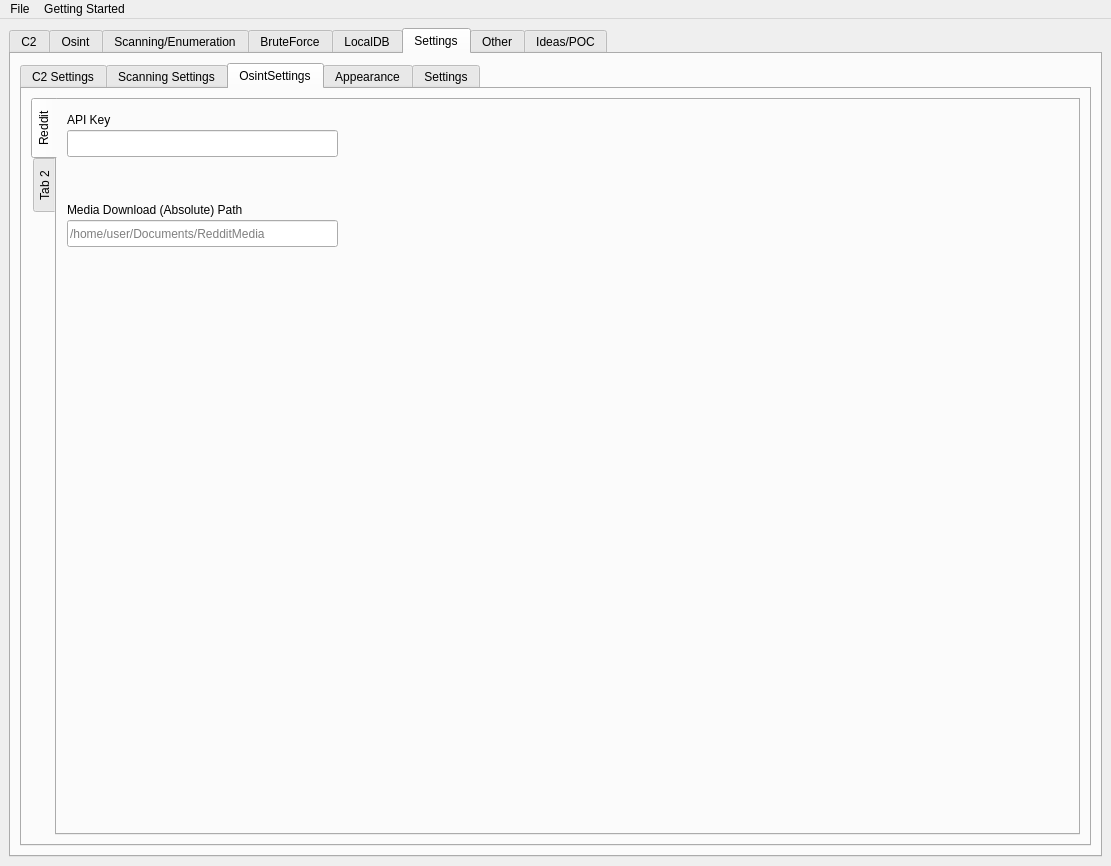
First picture: the form in gui.ui, repository ryanq47/WhisperNet, before the edit.
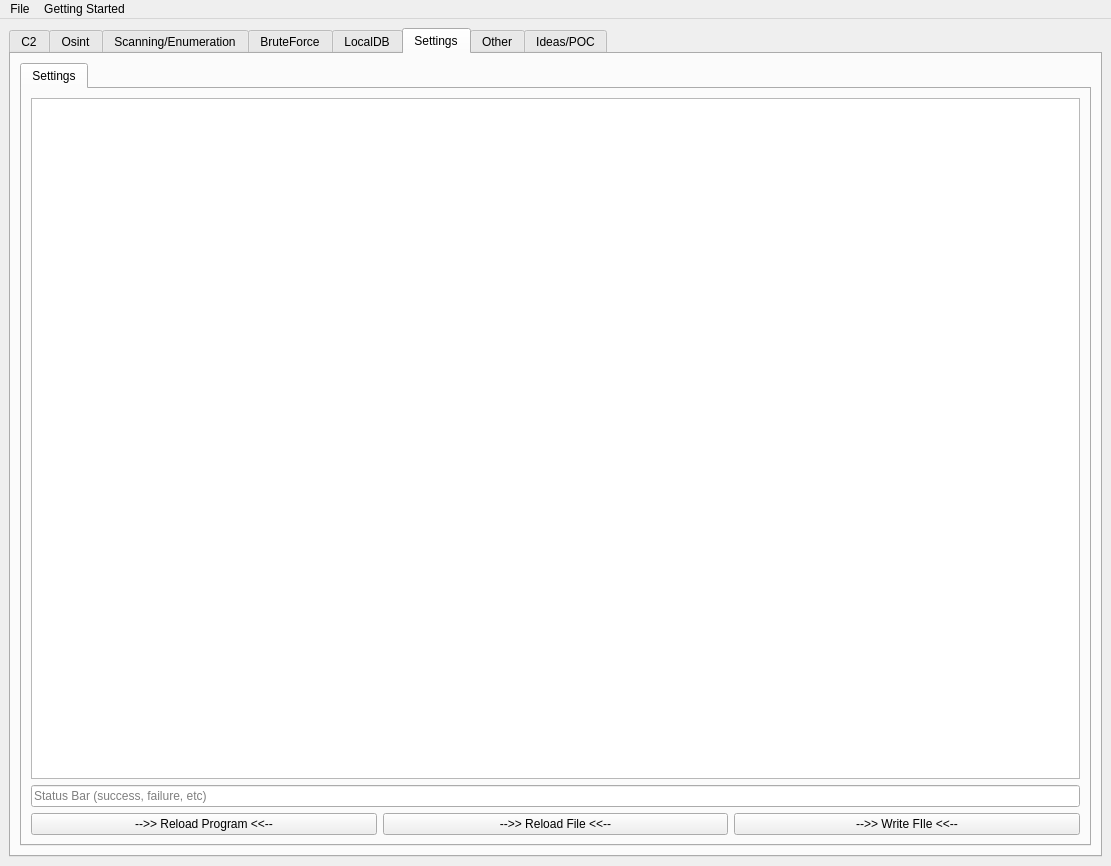
Second picture: the form after the edit. The open tabs and pages were chosen to show the change. Icons and pictures are not drawn.

Patch:
```diff
--- a/gui.ui
+++ b/gui.ui
@@ -3748,190 +3748,6 @@
           <property name="currentIndex">
            <number>4</number>
           </property>
-          <widget class="QWidget" name="tab_7">
-           <attribute name="title">
-            <string>C2 Settings</string>
-           </attribute>
-           <layout class="QGridLayout" name="gridLayout_11">
-            <item row="0" column="0">
-             <widget class="QLabel" name="label_2">
-              <property name="text">
-               <string>Client Port</string>
-              </property>
-             </widget>
-            </item>
-            <item row="0" column="1" rowspan="2">
-             <widget class="QRadioButton" name="radioButton">
-              <property name="text">
-               <string>RadioButton</string>
-              </property>
-             </widget>
-            </item>
-            <item row="1" column="0" rowspan="2">
-             <widget class="QLineEdit" name="lineEdit">
-              <property name="text">
-               <string>5064</string>
-              </property>
-             </widget>
-            </item>
-            <item row="2" column="1" rowspan="2">
-             <widget class="QRadioButton" name="radioButton_2">
-              <property name="text">
-               <string>RadioButton</string>
-              </property>
-             </widget>
-            </item>
-            <item row="3" column="0" rowspan="2">
-             <widget class="QLabel" name="label_3">
-              <property name="text">
-               <string>Client IP</string>
-              </property>
-             </widget>
-            </item>
-            <item row="4" column="1" rowspan="2">
-             <widget class="QRadioButton" name="radioButton_3">
-              <property name="text">
-               <string>RadioButton</string>
-              </property>
-             </widget>
-            </item>
-            <item row="5" column="0">
-             <widget class="QLineEdit" name="lineEdit_2">
-              <property name="text">
-               <string>206.16.8.14</string>
-              </property>
-             </widget>
-            </item>
-           </layout>
-          </widget>
-          <widget class="QWidget" name="tab_9">
-           <attribute name="title">
-            <string>Scanning Settings</string>
-           </attribute>
-          </widget>
-          <widget class="QWidget" name="tab_8">
-           <attribute name="title">
-            <string>OsintSettings</string>
-           </attribute>
-           <layout class="QGridLayout" name="gridLayout_12">
-            <item row="0" column="0">
-             <widget class="QTabWidget" name="tabWidget_4">
-              <property name="layoutDirection">
-               <enum>Qt::LeftToRight</enum>
-              </property>
-              <property name="tabPosition">
-               <enum>QTabWidget::West</enum>
-              </property>
-              <property name="currentIndex">
-               <number>1</number>
-              </property>
-              <widget class="QWidget" name="tab_10">
-               <attribute name="title">
-                <string>Reddit</string>
-               </attribute>
-               <widget class="QLineEdit" name="lineEdit_3">
-                <property name="geometry">
-                 <rect>
-                  <x>10</x>
-                  <y>30</y>
-                  <width>271</width>
-                  <height>27</height>
-                 </rect>
-                </property>
-               </widget>
-               <widget class="QLabel" name="label_4">
-                <property name="geometry">
-                 <rect>
-                  <x>10</x>
-                  <y>10</y>
-                  <width>66</width>
-                  <height>19</height>
-                 </rect>
-                </property>
-                <property name="text">
-                 <string>API Key</string>
-                </property>
-               </widget>
-               <widget class="QLineEdit" name="lineEdit_4">
-                <property name="geometry">
-                 <rect>
-                  <x>10</x>
-                  <y>120</y>
-                  <width>271</width>
-                  <height>27</height>
-                 </rect>
-                </property>
-                <property name="text">
-                 <string/>
-                </property>
-                <property name="placeholderText">
-                 <string>/home/user/Documents/RedditMedia</string>
-                </property>
-               </widget>
-               <widget class="QLabel" name="label_5">
-                <property name="geometry">
-                 <rect>
-                  <x>10</x>
-                  <y>100</y>
-                  <width>321</width>
-                  <height>19</height>
-                 </rect>
-                </property>
-                <property name="text">
-                 <string>Media Download (Absolute) Path</string>
-                </property>
-               </widget>
-              </widget>
-              <widget class="QWidget" name="tab_11">
-               <attribute name="title">
-                <string>Tab 2</string>
-               </attribute>
-              </widget>
-             </widget>
-            </item>
-           </layout>
-          </widget>
-          <widget class="QWidget" name="tab_17">
-           <attribute name="title">
-            <string>Appearance</string>
-           </attribute>
-           <widget class="QComboBox" name="comboBox_4">
-            <property name="geometry">
-             <rect>
-              <x>10</x>
-              <y>70</y>
-              <width>181</width>
-              <height>27</height>
-             </rect>
-            </property>
-           </widget>
-           <widget class="QLabel" name="label_32">
-            <property name="geometry">
-             <rect>
-              <x>10</x>
-              <y>30</y>
-              <width>66</width>
-              <height>19</height>
-             </rect>
-            </property>
-            <property name="text">
-             <string>Theme</string>
-            </property>
-           </widget>
-           <widget class="QPushButton" name="pushButton">
-            <property name="geometry">
-             <rect>
-              <x>100</x>
-              <y>110</y>
-              <width>87</width>
-              <height>27</height>
-             </rect>
-            </property>
-            <property name="text">
-             <string>Apply</string>
-            </property>
-           </widget>
-          </widget>
           <widget class="QWidget" name="tab_37">
            <attribute name="title">
             <string>Settings</string>
```
Left out of the diff: 2 changed lines with no effect on the pictures.
